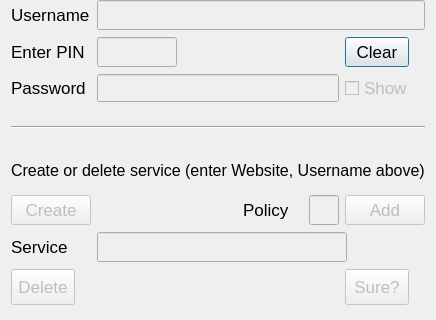
This is src/qt/passman.ui in mcarrickscott/pppm as Qt 5 draws it before an edit; both pictures show x 0 to 436 and y 197 to 517 of the 436 by 517 pixel window. The edited form follows.
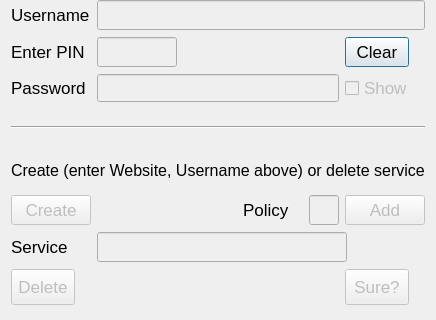
This is the edited form.

What changed in the file:
```diff
--- a/src/qt/passman.ui
+++ b/src/qt/passman.ui
@@ -547,7 +547,7 @@
       </font>
      </property>
      <property name="text">
-      <string>Create or delete service (enter Website, Username above)</string>
+      <string>Create (enter Website, Username above) or delete service</string>
      </property>
     </widget>
    </item>
```
